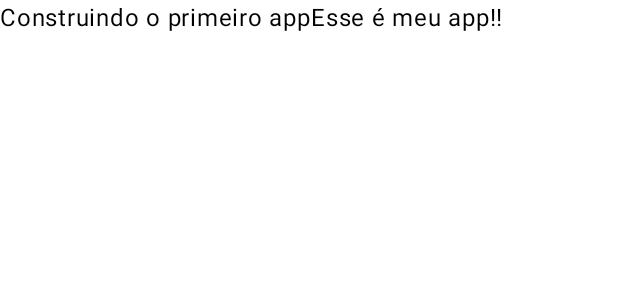
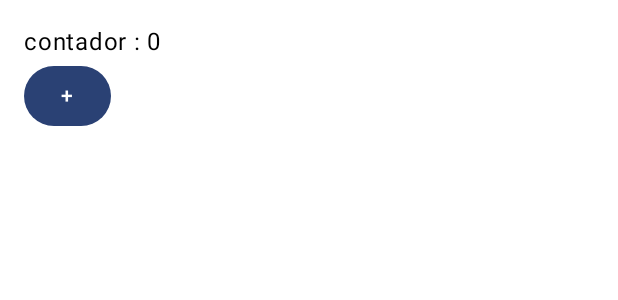
Before and after one commit to TheRomeroGuilherme/Projeto_Kotlin, an Android app built with Jetpack Compose: the @Preview function GreetingPreview, on a phone screen of 412 x 824 dp. Shown: the top 300 px of the screen. Run offline under Robolectric (Android 15) with nearby library versions, the phone set to English and light mode, and no system bars.

Commit message:
criando um botão para interação

```diff
--- a/app/src/main/java/com/example/projetokotlin/MainActivity.kt
+++ b/app/src/main/java/com/example/projetokotlin/MainActivity.kt
@@ -1,18 +1,27 @@
 package com.example.projetokotlin
 
+import android.annotation.SuppressLint
 import android.os.Bundle
 import androidx.activity.ComponentActivity
 import androidx.activity.compose.setContent
 import androidx.activity.enableEdgeToEdge
+import androidx.compose.foundation.gestures.snapping.SnapPosition
+import androidx.compose.foundation.layout.Arrangement
 import androidx.compose.foundation.layout.Column
 import androidx.compose.foundation.layout.Row
 import androidx.compose.foundation.layout.fillMaxSize
 import androidx.compose.foundation.layout.padding
+import androidx.compose.material3.Button
 import androidx.compose.material3.Scaffold
 import androidx.compose.material3.Text
 import androidx.compose.runtime.Composable
+import androidx.compose.runtime.mutableStateMapOf
+import androidx.compose.runtime.mutableStateOf
+import androidx.compose.runtime.remember
+import androidx.compose.ui.Alignment
 import androidx.compose.ui.Modifier
 import androidx.compose.ui.tooling.preview.Preview
+import androidx.compose.ui.unit.dp
 import com.example.projetokotlin.ui.theme.ProjetoKotlinTheme
 
 class MainActivity : ComponentActivity() {
@@ -27,18 +36,34 @@ class MainActivity : ComponentActivity() {
     }
 }
 
+@SuppressLint("RememberReturnType")
 @Composable
 fun Greeting() {
 //    Text(
 //        text = "Hello!",
 //    )
-//    Column {
+//    Column (modifier = Modifier.
+//    fillMaxSize(). // identificar o tamanho da tela
+//    padding(16.dp), // colocar uma borda
+//        verticalArrangement = Arrangement.Center,// alinhar vertical
+//        horizontalAlignment = Alignment.CenterHorizontally //alinha horizontal
+//    )
+//    {
 //        Text("Construindo o primeiro app");
 //        Text("Esse é meu app!!");
 //    }
-    Row {
-        Text("Construindo o primeiro app");
-        Text("Esse é meu app!!");
+//    Row {
+//        Text("Construindo o primeiro app");
+//        Text(" Esse é meu app!!");
+//    }
+
+    var contador = remember { mutableStateOf(0) }
+
+    Column (modifier = Modifier.fillMaxSize().padding(16.dp), ){
+        Text("contador : ${contador.value}")
+        Button(onClick = {contador.value++}){
+            Text("+")
+        }
     }
 }
 
```
